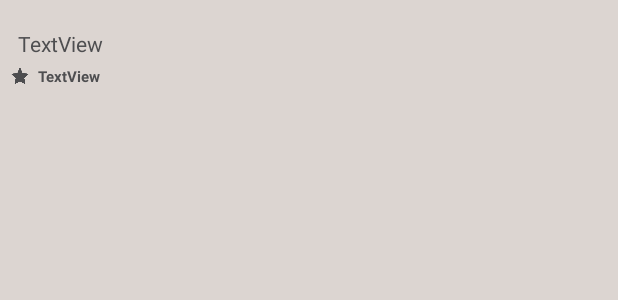
After one commit to vdsalex/Final-Year-Project, an Android app: the layout conversation_item_layout2.xml on its own in the app's theme, with its tools: preview values and no code run, on a phone screen of 412 x 824 dp. The commit adds this screen. Shown: the top 300 px of the screen. Run offline under Robolectric (Android 15) with nearby library versions, the phone set to English and light mode, and no system bars.

Commit message:
Added a visual effect for saving verses and the active mode below the message.

```diff
--- a/RhymeBot/app/src/main/java/com/example/alex/rhymebot/Activities/ConversationActivity.java
+++ b/RhymeBot/app/src/main/java/com/example/alex/rhymebot/Activities/ConversationActivity.java
@@ -156,6 +156,7 @@ public class ConversationActivity extends AppCompatActivity
                                 if (!verses.getIsSaved())
                                 {
                                     verses.setIsSaved(true);
+                                    messagesAdapter.notifyDataSetChanged();
 
                                     if (verses.getActiveMod() == '0')
                                     {
@@ -178,6 +179,7 @@ public class ConversationActivity extends AppCompatActivity
                                 else
                                 {
                                     verses.setIsSaved(false);
+                                    messagesAdapter.notifyDataSetChanged();
 
                                     if (verses.getActiveMod() == '0')
                                     {
--- /dev/null
+++ b/RhymeBot/app/src/main/res/layout/conversation_item_layout2.xml
@@ -0,0 +1,53 @@
+<?xml version="1.0" encoding="utf-8"?>
+<RelativeLayout xmlns:android="http://schemas.android.com/apk/res/android"
+                xmlns:app="http://schemas.android.com/apk/res-auto"
+                android:orientation="vertical"
+                android:layout_width="match_parent"
+                android:layout_height="match_parent">
+
+    <RelativeLayout
+        android:id="@+id/message_container"
+        android:layout_width="wrap_content"
+        android:layout_height="wrap_content"
+        android:layout_alignParentTop="true"
+        android:layout_marginTop="11dp"
+        >
+
+        <TextView
+            android:id="@+id/textview_mode"
+            android:layout_width="wrap_content"
+            android:layout_height="13dp"
+            android:layout_alignEnd="@+id/textview_message_body"
+            android:layout_below="@+id/textview_message_body"
+            android:layout_marginBottom="8dp"
+            android:layout_marginEnd="1dp"
+            android:layout_marginStart="5dp"
+            android:text="TextView"
+            android:textColor="@color/colorPrimaryDark"
+            android:textSize="10sp"
+            android:textStyle="bold"/>
+
+        <ImageView
+            android:id="@+id/imageView_saved"
+            android:layout_width="13dp"
+            android:layout_height="13dp"
+            android:layout_alignBottom="@+id/textview_mode"
+            android:layout_toStartOf="@+id/textview_mode"
+            android:scaleType="fitXY"
+            app:srcCompat="@drawable/saved_verses_icon"/>
+
+        <TextView
+            android:id="@+id/textview_message_body"
+            android:layout_width="wrap_content"
+            android:layout_height="wrap_content"
+            android:layout_alignParentStart="true"
+            android:layout_alignParentTop="true"
+            android:layout_marginBottom="5dp"
+            android:layout_marginEnd="12dp"
+            android:layout_marginStart="12dp"
+            android:layout_marginTop="8dp"
+            android:text="TextView"
+            android:textColor="@color/colorPrimaryDark"/>
+    </RelativeLayout>
+
+</RelativeLayout>
```
Also changed, not shown: RhymeBot/app/src/main/java/com/example/alex/rhymebot/Adapter/ChatMessage.java (+29 -0 lines), RhymeBot/app/src/main/java/com/example/alex/rhymebot/Adapter/MessagesAdapter.java (+48 -28 lines), RhymeBot/app/src/main/res/layout/activity_conversation.xml (+4 -4 lines), RhymeBot/app/src/main/res/layout/conversation_item_layout.xml (added, +52 -0 lines), RhymeBot/app/src/main/res/drawable-xxxhdpi/saved_verses_icon.png (added), RhymeBot/app/src/main/res/drawable-xxxhdpi/saved_verses_icon_v1.png (added).
